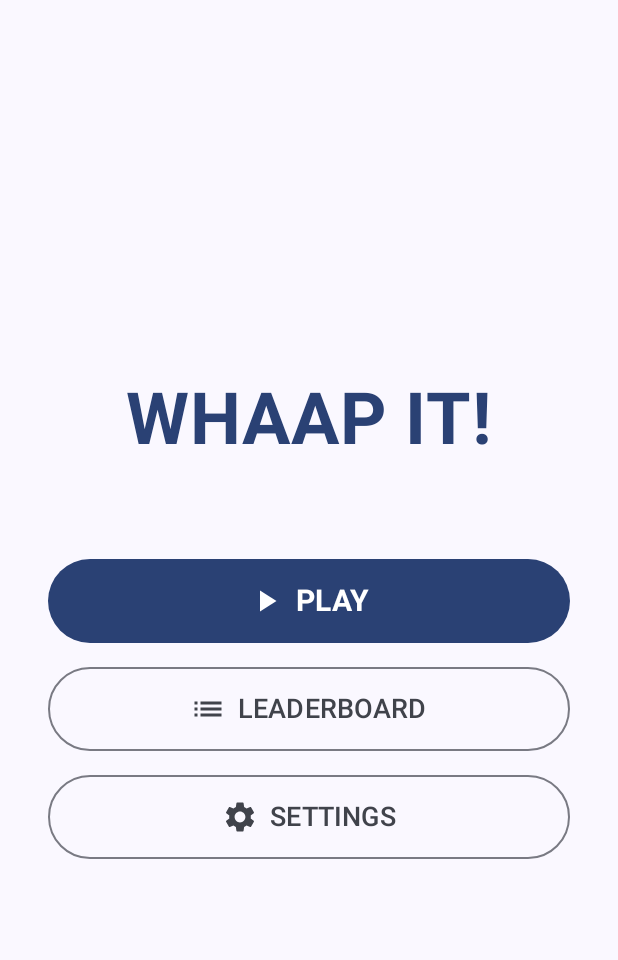
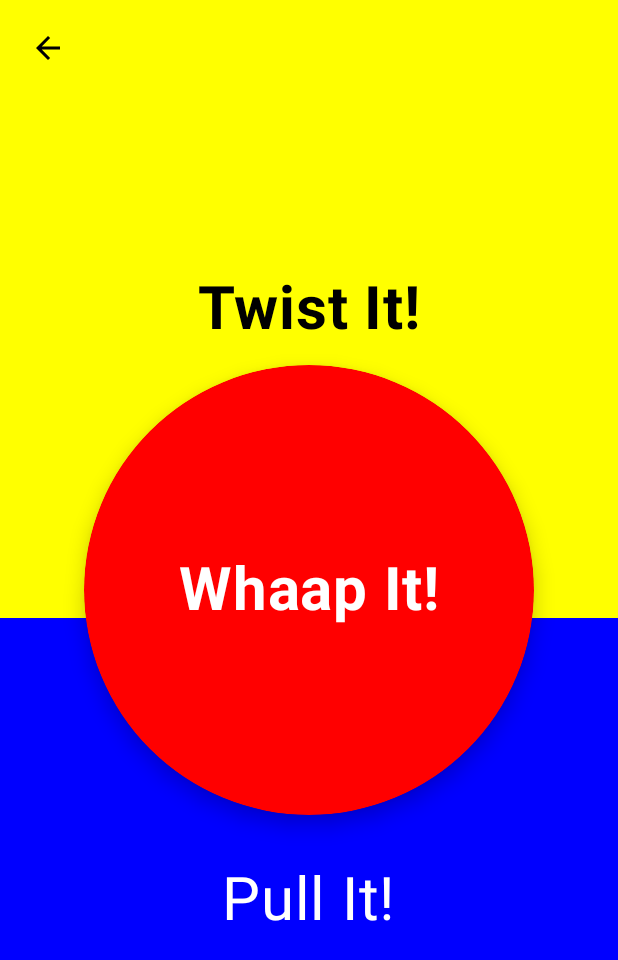
Before and after one commit to ggissel/CS407-Final-Project, an Android app built with Jetpack Compose: the screen it shows after launch (MainActivity), after a tap on "PLAY", on a phone screen of 412 x 824 dp. Shown: the top 960 px of the screen. Run offline under Robolectric (Android 15) with nearby library versions, the phone set to English and light mode, and no system bars.

Commit message:
GameScreen added.

```diff
--- a/app/src/main/java/com/cs407/whaap_it/MainActivity.kt
+++ b/app/src/main/java/com/cs407/whaap_it/MainActivity.kt
@@ -22,6 +22,8 @@ import androidx.navigation.compose.NavHost
 import androidx.navigation.compose.composable
 import androidx.navigation.compose.rememberNavController
 import com.cs407.whaap_it.ui.screen.SettingsScreen
+import com.cs407.whaap_it.ui.screen.GameScreen
+
 import com.cs407.whaap_it.ui.theme.WhaapitTheme
 
 class MainActivity : ComponentActivity() {
@@ -58,6 +60,7 @@ fun AppNavigation(
         // Defines the "home" route and what UI to display there
         composable("home") {
             StartScreen(
+                onNavigateToGameScreen = {navController.navigate("game")},
                 onNavigateToSettings = { navController.navigate("settings") },
             ) // Displays the HomeScreen composable
         }
@@ -67,6 +70,14 @@ fun AppNavigation(
             )
         }
 
+        composable("game") {
+            GameScreen(
+                onNavigateToHome = {
+                    navController.navigate("home")
+                }
+
+            )
+        }
 
     }
 }
@@ -74,6 +85,7 @@ fun AppNavigation(
 @Composable
 fun StartScreen(
     onNavigateToSettings: () -> Unit = {},
+    onNavigateToGameScreen: () -> Unit = {},
     modifier: Modifier = Modifier) {
     Column(
         modifier = modifier
@@ -92,7 +104,7 @@ fun StartScreen(
         Spacer(modifier = Modifier.height(64.dp))
 
         Button(
-            onClick = { /* TODO: Navigate to game screen */ },
+            onClick = { onNavigateToGameScreen() },
             modifier = Modifier
                 .fillMaxWidth()
                 .height(56.dp)
--- /dev/null
+++ b/app/src/main/java/com/cs407/whaap_it/ui/screen/GameScreen.kt
@@ -0,0 +1,99 @@
+package com.cs407.whaap_it.ui.screen
+
+import androidx.compose.foundation.background
+import androidx.compose.foundation.clickable
+import androidx.compose.foundation.layout.*
+import androidx.compose.foundation.shape.CircleShape
+import androidx.compose.foundation.shape.RoundedCornerShape
+import androidx.compose.material.icons.Icons
+import androidx.compose.material.icons.automirrored.filled.ArrowBack
+import androidx.compose.material.icons.filled.ArrowBack
+import androidx.compose.material.icons.filled.Menu
+import androidx.compose.material3.*
+import androidx.compose.runtime.*
+import androidx.compose.ui.Alignment
+import androidx.compose.ui.Modifier
+import androidx.compose.ui.draw.shadow
+import androidx.compose.ui.graphics.Color
+import androidx.compose.ui.text.font.FontWeight
+import androidx.compose.ui.unit.dp
+import androidx.compose.ui.unit.sp
+import androidx.navigation.NavController
+import kotlinx.coroutines.delay
+import kotlin.random.Random
+
+@Composable
+fun GameScreen(
+    navController: NavController? = null,
+    onNavigateToHome: () -> Unit = {}
+) {
+
+    Column(
+        modifier = Modifier
+            .fillMaxSize()
+            .background(Color.Black)
+    ) {
+        Box(
+            modifier = Modifier
+                .fillMaxWidth()
+                .fillMaxHeight(0.5f)
+                .background(Color.Yellow)
+        ) {
+
+            IconButton(
+                onClick = { onNavigateToHome() },
+                modifier = Modifier
+                    .align(Alignment.TopStart)
+                    .padding(8.dp)
+            ) {
+                Icon(Icons.AutoMirrored.Filled.ArrowBack, contentDescription = "Back to Home", tint = Color.Black)
+            }
+            Text(
+                text = "Twist It!",
+                modifier = Modifier
+                    .align(Alignment.Center)
+                    .offset(y = 0.dp),
+                fontSize = 40.sp,
+                fontWeight = FontWeight.Bold,
+                color = Color.Black
+            )
+        }
+
+
+        Box(
+            modifier = Modifier
+                .fillMaxWidth()
+                .fillMaxHeight()
+                .background(Color.Blue)
+        ) {
+            Box(
+                modifier = Modifier
+                    .align(Alignment.Center)
+                    .offset(y = (-225).dp)
+                    .size(300.dp)
+                    .shadow(8.dp, CircleShape)
+                    .background(Color.Red, CircleShape)
+                    .clickable {
+                        /*TODO*/
+                    },
+                contentAlignment = Alignment.Center
+            ) {
+                Text(
+                    text = "Whaap It!",
+                    color = Color.White,
+                    fontSize = 40.sp,
+                    fontWeight = FontWeight.Bold
+                )
+            }
+
+            Text(
+                text = "Pull It!",
+                modifier = Modifier
+                    .align(Alignment.BottomCenter)
+                    .padding(bottom = 200.dp),
+                fontSize = 40.sp,
+                color = Color.White
+            )
+        }
+    }
+}
```
